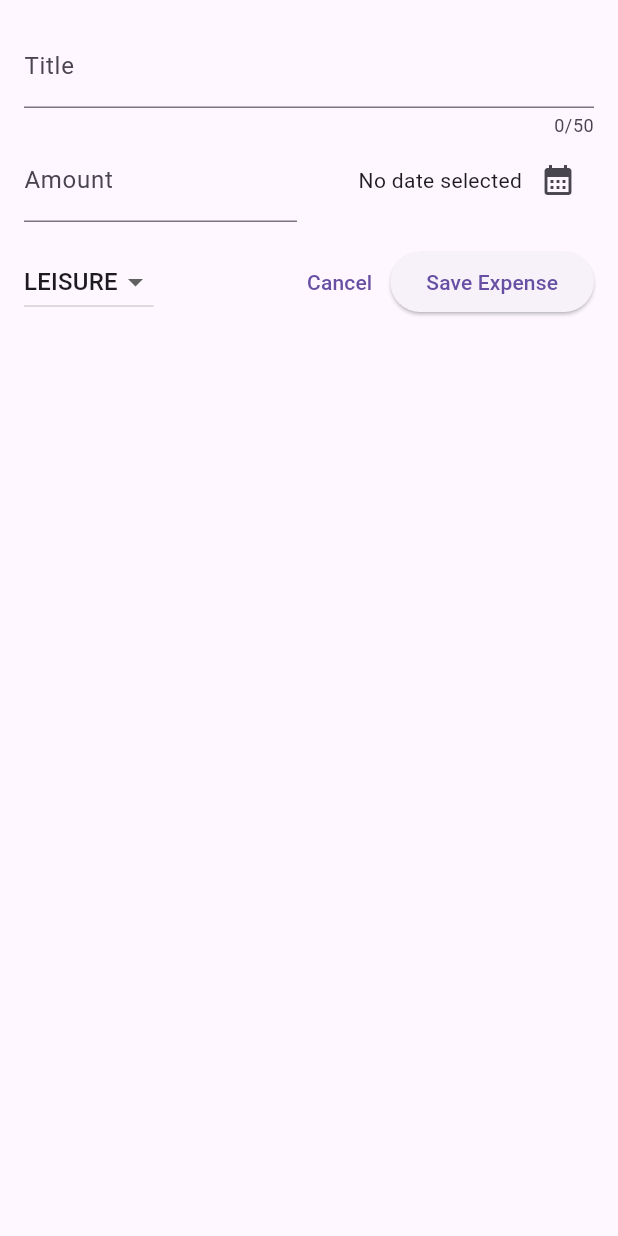
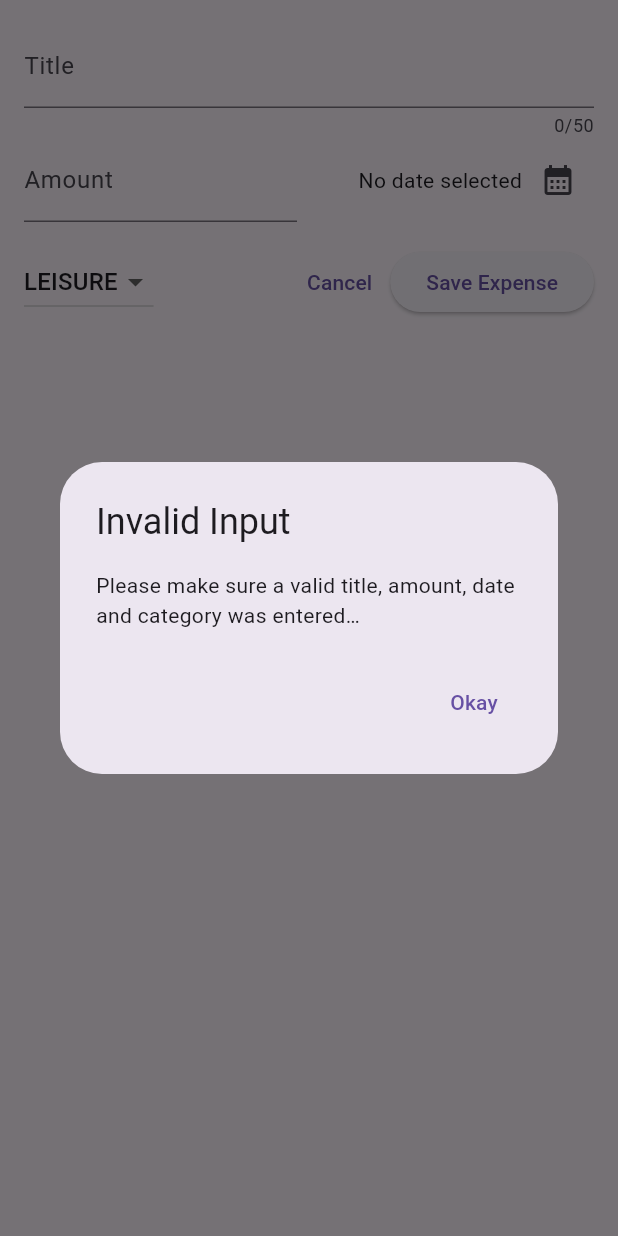
Before and after one commit to sparklaunch/ExpenseTracker, a Flutter app: the NewExpense widget shown alone on an empty page, opened directly, after a tap on "Save Expense", on a phone screen of 412 x 824 dp. Run offline on Flutter 3.47's test engine with Material 3 defaults, Android fonts, the phone set to English and light mode, and no system bars.

Commit message:
Update new_expense.dart

```diff
--- a/lib/widgets/new_expense.dart
+++ b/lib/widgets/new_expense.dart
@@ -88,7 +88,7 @@ class _NewExpenseState extends State<NewExpense> {
                 child: const Text("Cancel"),
               ),
               ElevatedButton(
-                onPressed: () {},
+                onPressed: _submitExpenseData,
                 child: const Text("Save Expense"),
               ),
             ],
@@ -117,4 +117,32 @@ class _NewExpenseState extends State<NewExpense> {
       _selectedDate = pickedDate;
     });
   }
+
+  void _submitExpenseData() {
+    final double? enteredAmount = double.tryParse(_amountController.text);
+    final bool amountIsInvalid = enteredAmount == null || enteredAmount <= 0;
+    if (_titleController.text.trim().isEmpty ||
+        amountIsInvalid ||
+        _selectedDate == null) {
+      showDialog(
+        context: context,
+        builder: (context) {
+          return AlertDialog(
+            title: const Text("Invalid Input"),
+            content: const Text(
+                "Please make sure a valid title, amount, date and category was entered…"),
+            actions: [
+              TextButton(
+                onPressed: () {
+                  Navigator.pop(context);
+                },
+                child: const Text("Okay"),
+              ),
+            ],
+          );
+        },
+      );
+      return;
+    }
+  }
 }
```
